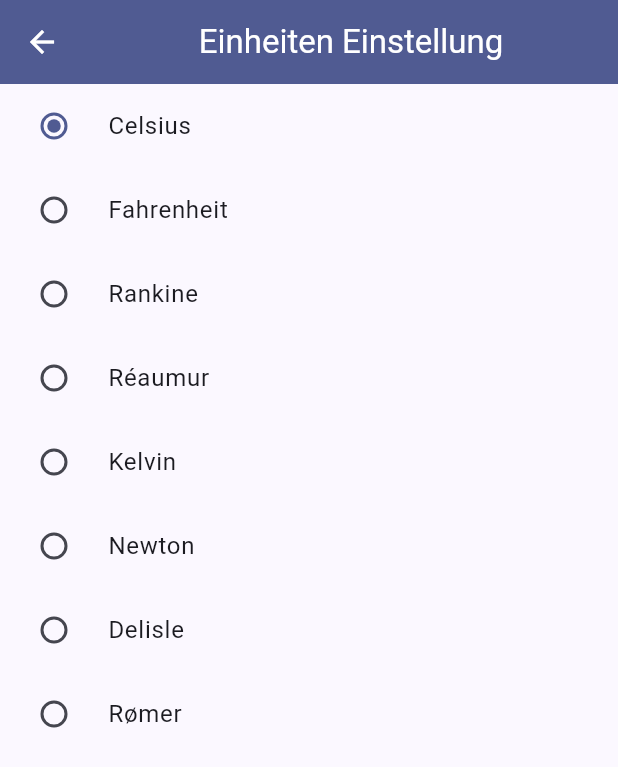
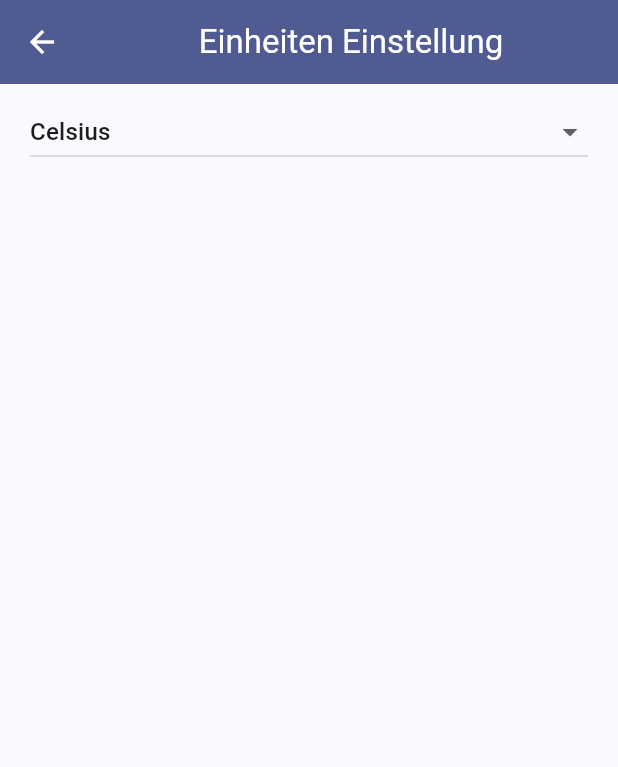
Before and after one commit to BogyMitutoyoCTL/BOGY-App-2024-03, a Flutter app: the Einheiten_Dialog screen opened directly, on a phone screen of 412 x 824 dp. Shown: the top 767 px of the screen. Run offline on Flutter 3.47's test engine with Material 3 defaults, Android fonts, the phone set to English and light mode, and no system bars; our stand-ins replace fl_chart, flutter_blue_plus, timer_count_down; generated files the repository leaves out were written again.

Commit message:
Einheitenauswahl ist nun ein Dropdownbutton anstat von einem radiobutton und vier Einheitenwurden entfernt

```diff
--- a/bluetemp/lib/Setting_Einheiten.dart
+++ b/bluetemp/lib/Setting_Einheiten.dart
@@ -10,19 +10,6 @@ class Einheiten_Dialog extends StatefulWidget {
 }
 
 class _Einheiten_DialogState extends State<Einheiten_Dialog> {
-  String F = "°F";
-  String C = "°C";
-  String Ra = "°Ra";
-  String Re = "°Ré";
-  String K = "K";
-  String De = "°De";
-  String N = "°N";
-  String O = "°Rø";
-  /* String Hr = "°Hr";
-  String RD = "°RD";
-  String T_RS = "°T_RS";
-  String T_c = "°T_c";
-*/
   @override
   Widget build(BuildContext context) {
     return Scaffold(
@@ -30,169 +17,33 @@ class _Einheiten_DialogState extends State<Einheiten_Dialog> {
         title: Center(child: Text("Einheiten Einstellung")),
       ),
       body: Column(children: [
-        RadioListTile(
-          value: C,
-          groupValue: globalState.Einheit,
-          onChanged: Einheit_aenderungC,
-          title: Text("Celsius"),
-        ),
-        RadioListTile(
-          value: F,
-          groupValue: globalState.Einheit,
-          onChanged: Einheit_aenderungF,
-          title: Text("Fahrenheit"),
-        ),
-        RadioListTile(
-          value: Ra,
-          groupValue: globalState.Einheit,
-          onChanged: Einheit_aenderungR,
-          title: Text("Rankine"),
-        ),
-        RadioListTile(
-          value: Re,
-          groupValue: globalState.Einheit,
-          onChanged: Einheit_aenderungRe,
-          title: Text("Réaumur"),
-        ),
-        RadioListTile(
-          value: K,
-          groupValue: globalState.Einheit,
-          onChanged: Einheit_aenderungK,
-          title: Text("Kelvin"),
-        ),
-        RadioListTile(
-          value: N,
-          groupValue: globalState.Einheit,
-          onChanged: Einheit_aenderungN,
-          title: Text("Newton"),
-        ),
-        RadioListTile(
-          value: De,
-          groupValue: globalState.Einheit,
-          onChanged: Einheit_aenderungDe,
-          title: Text("Delisle"),
-        ),
-        RadioListTile(
-          value: O,
-          groupValue: globalState.Einheit,
-          onChanged: Einheit_aenderungO,
-          title: Text("Rømer"),
-        ),
-        /*RadioListTile(
-          value: Hr,
-          groupValue: globalState.Einheit,
-          onChanged: Einheit_aenderungHr,
-          title: Text("Stufe des Hotchkiss-Reaktors"),
-        ),
-        RadioListTile(
-          value: RD,
-          groupValue: globalState.Einheit,
-          onChanged: Einheit_aenderungRD,
-          title: Text("Temperatureinheit der Röntgen-Dosis"),
-        ),
-        RadioListTile(
-          value: T_RS,
-          groupValue: globalState.Einheit,
-          onChanged: Einheit_aenderungT_RS,
-          title: Text("Raumzeit-Temperatur"),
-        ),
-        RadioListTile(
-          value: T_c,
-          groupValue: globalState.Einheit,
-          onChanged: Einheit_aenderungT_c,
-          title: Text("Einheit der kosmologischen Temperatur"),
-        )*/
-        // ElevatedButton(
-        //   onPressed: nothing,  //--> Test für Einheiten (// bei void nothing auch entfernen
-        //    child: Text("hhh"),
-        //)
+        Padding(
+          padding: const EdgeInsets.fromLTRB(20, 8, 20, 0),
+          child: DropdownButton(
+              isExpanded: true,
+              value: globalState.Einheit,
+              items: dropdownItems(),
+              onChanged: Einheits_aenderung),
+        )
       ]),
     );
   }
 
-  void Einheit_aenderungC(String) {
-    setState(() {
-      globalState.Einheit = C;
-      print(globalState.Einheit);
-    });
+  List<DropdownMenuItem<String>> dropdownItems() {
+    List<DropdownMenuItem<String>> menuItems = [
+      DropdownMenuItem(child: Text("Celsius"), value: "°C"),
+      DropdownMenuItem(child: Text("Kelvin"), value: "K"),
+      DropdownMenuItem(child: Text("Fahrenheit"), value: "°F"),
+      DropdownMenuItem(child: Text("Newton"), value: "°N"),
+      DropdownMenuItem(child: Text("Rankine"), value: "°Ra"),
+      DropdownMenuItem(child: Text("Réaumur"), value: "°Ré"),
+      DropdownMenuItem(child: Text("Delisle"), value: "°De"),
+      DropdownMenuItem(child: Text("Rømer"), value: "°Rø"),
+    ];
+    return menuItems;
   }
+}
 
-  void Einheit_aenderungF(String) {
-    setState(() {
-      globalState.Einheit = F;
-      print(globalState.Einheit);
-    });
-  }
-
-  void Einheit_aenderungR(String) {
-    setState(() {
-      globalState.Einheit = Ra;
-      print(globalState.Einheit);
-    });
-  }
-
-  void Einheit_aenderungRe(String) {
-    setState(() {
-      globalState.Einheit = Re;
-      print(globalState.Einheit);
-    });
-  }
-
-  void Einheit_aenderungK(String) {
-    setState(() {
-      globalState.Einheit = K;
-      print(globalState.Einheit);
-    });
-  }
-
-  void Einheit_aenderungN(String) {
-    setState(() {
-      globalState.Einheit = N;
-      print(globalState.Einheit);
-    });
-  }
-
-  void Einheit_aenderungDe(String) {
-    setState(() {
-      globalState.Einheit = De;
-      print(globalState.Einheit);
-    });
-  }
-
-  void Einheit_aenderungO(String) {
-    setState(() {
-      globalState.Einheit = O;
-      print(globalState.Einheit);
-    });
-  }
-
-/* void Einheit_aenderungHr(String) {
-    setState(() {
-      globalState.Einheit = Hr;
-      print(globalState.Einheit);
-    });
-  }
-
-  void Einheit_aenderungRD(String) {
-    setState(() {
-      globalState.Einheit = RD;
-      print(globalState.Einheit);
-    });
-  }
-
-  void Einheit_aenderungT_RS(String) {
-    setState(() {
-      globalState.Einheit = T_RS;
-      print(globalState.Einheit);
-    });
-  }
-
-  void Einheit_aenderungT_c(String) {
-    setState(() {
-      globalState.Einheit = T_c;
-      print(globalState.Einheit);
-    });
-  }
-
-*/
+void Einheits_aenderung(String? value) {
+  globalState.Einheit = value!;
 }
```
